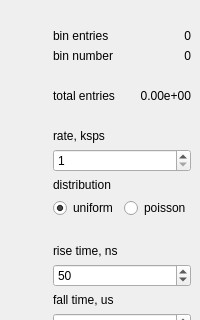
The window that mcpha_gen.ui (GuenterQuast/redpitaya-daq) describes before a commit, drawn with Qt 5; both pictures show x 0 to 200 and y 0 to 320 of the 200 by 461 pixel window.
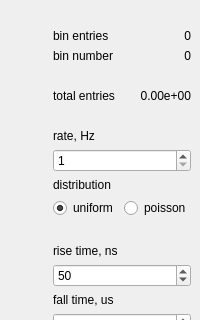
The same window after the commit.

Commit message: generator settings from config dict

Diff of the .ui file:
```diff
--- a/mcpha_gen.ui
+++ b/mcpha_gen.ui
@@ -177,7 +177,7 @@
       <item>
        <widget class="QLabel" name="ratelLabel">
         <property name="text">
-         <string>rate, ksps</string>
+         <string>rate, Hz</string>
         </property>
        </widget>
       </item>
```
Left out of the diff: 4 changed lines with no effect on the pictures. The commit also changes 1 other file.
